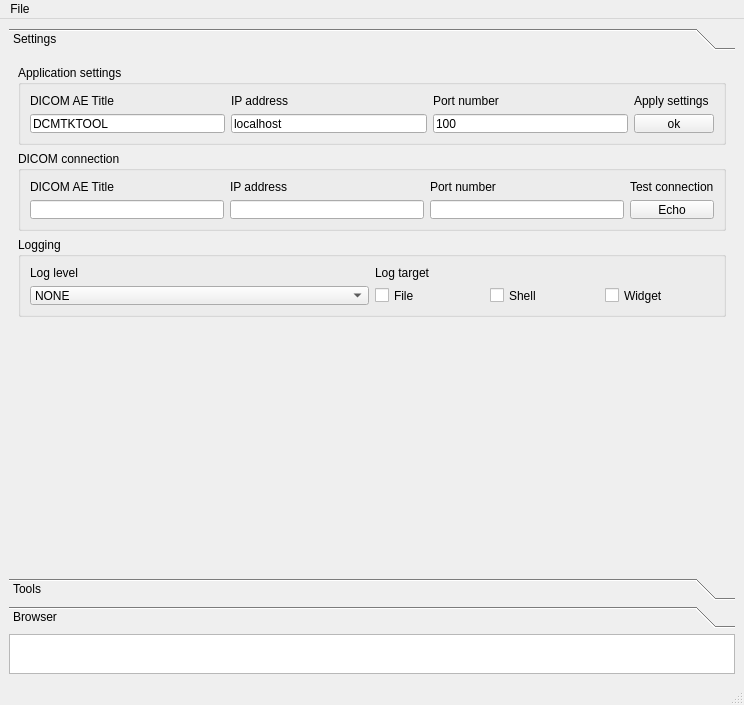
Above: dcmtkNetConnector/SimpleView.ui from medInria/medInria-public before the change. Below: the same form after it.
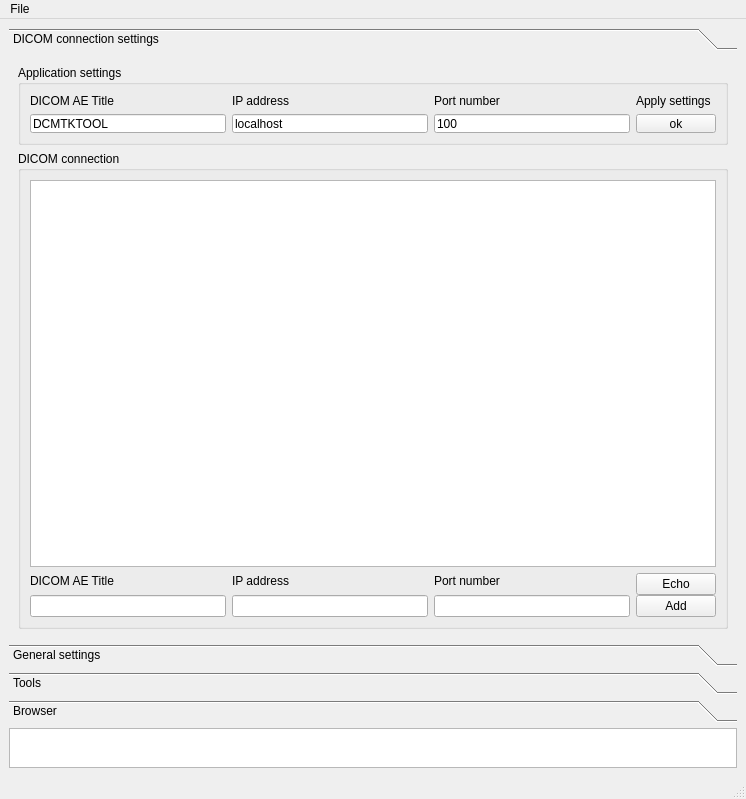
That is the form after the change. The open tabs and pages were chosen to show the change. Icons and pictures are not drawn.

```diff
--- a/dcmtkNetConnector/SimpleView.ui
+++ b/dcmtkNetConnector/SimpleView.ui
@@ -6,8 +6,8 @@
    <rect>
     <x>0</x>
     <y>0</y>
-    <width>744</width>
-    <height>705</height>
+    <width>746</width>
+    <height>799</height>
    </rect>
   </property>
   <property name="windowTitle">
@@ -35,17 +35,15 @@
         <rect>
          <x>0</x>
          <y>0</y>
-         <width>726</width>
-         <height>524</height>
+         <width>728</width>
+         <height>591</height>
         </rect>
        </property>
        <attribute name="label">
-        <string>Settings</string>
+        <string>DICOM connection settings</string>
        </attribute>
-       <layout class="QGridLayout" name="gridLayout_7">
-        <item row="0" column="0" colspan="2">
-         <layout class="QVBoxLayout" name="verticalLayout_15">
-          <item>
+       <layout class="QGridLayout" name="gridLayout_4">
+        <item row="0" column="0">
            <widget class="QGroupBox" name="settingsGroupBox_2">
             <property name="minimumSize">
              <size>
@@ -62,7 +60,7 @@
             <property name="title">
              <string>Application settings</string>
             </property>
-            <layout class="QGridLayout" name="gridLayout_4">
+          <layout class="QGridLayout" name="gridLayout_7">
              <item row="0" column="0">
               <layout class="QVBoxLayout" name="verticalLayout_6">
                <item>
@@ -138,7 +136,7 @@
             </layout>
            </widget>
           </item>
-          <item>
+        <item row="1" column="0">
            <widget class="QGroupBox" name="settingsGroupBox">
             <property name="minimumSize">
              <size>
@@ -149,14 +147,17 @@
             <property name="maximumSize">
              <size>
               <width>16777215</width>
-              <height>80</height>
+            <height>10000</height>
              </size>
             </property>
             <property name="title">
              <string>DICOM connection</string>
             </property>
             <layout class="QGridLayout" name="gridLayout_3">
-             <item row="0" column="0">
+           <item row="0" column="0" colspan="4">
+            <widget class="QTableWidget" name="connTableWidget"/>
+           </item>
+           <item row="1" column="0">
               <layout class="QVBoxLayout" name="verticalLayout_2">
                <item>
                 <widget class="QLabel" name="label_2">
@@ -174,7 +175,7 @@
                </item>
               </layout>
              </item>
-             <item row="0" column="1">
+           <item row="1" column="1">
               <layout class="QVBoxLayout" name="verticalLayout_3">
                <item>
                 <widget class="QLabel" name="label_3">
@@ -192,8 +193,8 @@
                </item>
               </layout>
              </item>
-             <item row="0" column="2">
-              <layout class="QVBoxLayout" name="verticalLayout_4">
+           <item row="1" column="2">
+            <layout class="QVBoxLayout" name="verticalLayout_5">
                <item>
                 <widget class="QLabel" name="label_4">
                  <property name="text">
@@ -210,15 +211,11 @@
                </item>
               </layout>
              </item>
-             <item row="0" column="3">
-              <layout class="QVBoxLayout" name="verticalLayout_5">
-               <item>
-                <widget class="QLabel" name="label_5">
-                 <property name="text">
-                  <string>Test connection</string>
-                 </property>
-                </widget>
-               </item>
+           <item row="1" column="3">
+            <layout class="QVBoxLayout" name="verticalLayout_4">
+             <property name="spacing">
+              <number>0</number>
+             </property>
                <item>
                 <widget class="QPushButton" name="echoButton">
                  <property name="text">
@@ -226,13 +223,41 @@
                  </property>
                 </widget>
                </item>
-              </layout>
-             </item>
-            </layout>
-           </widget>
-          </item>
           <item>
+              <widget class="QPushButton" name="addButton">
+               <property name="text">
+                <string>Add</string>
+               </property>
+              </widget>
+             </item>
+            </layout>
+           </item>
+          </layout>
+         </widget>
+        </item>
+       </layout>
+      </widget>
+      <widget class="QWidget" name="page_4">
+       <property name="geometry">
+        <rect>
+         <x>0</x>
+         <y>0</y>
+         <width>728</width>
+         <height>591</height>
+        </rect>
+       </property>
+       <attribute name="label">
+        <string>General settings</string>
+       </attribute>
            <widget class="QGroupBox" name="groupBox">
+        <property name="geometry">
+         <rect>
+          <x>0</x>
+          <y>30</y>
+          <width>706</width>
+          <height>80</height>
+         </rect>
+        </property>
             <property name="minimumSize">
              <size>
               <width>0</width>
@@ -327,23 +352,6 @@
              </item>
             </layout>
            </widget>
-          </item>
-         </layout>
-        </item>
-        <item row="1" column="1">
-         <spacer name="verticalSpacer">
-          <property name="orientation">
-           <enum>Qt::Vertical</enum>
-          </property>
-          <property name="sizeHint" stdset="0">
-           <size>
-            <width>348</width>
-            <height>243</height>
-           </size>
-          </property>
-         </spacer>
-        </item>
-       </layout>
       </widget>
       <widget class="QWidget" name="page_3">
        <attribute name="label">
@@ -543,7 +551,7 @@
     <rect>
      <x>0</x>
      <y>0</y>
-     <width>744</width>
+     <width>746</width>
      <height>18</height>
     </rect>
    </property>
```
Left out of the diff: 29 changed lines with no effect on the pictures. Lines whose indentation alone changed are shown as unchanged.
